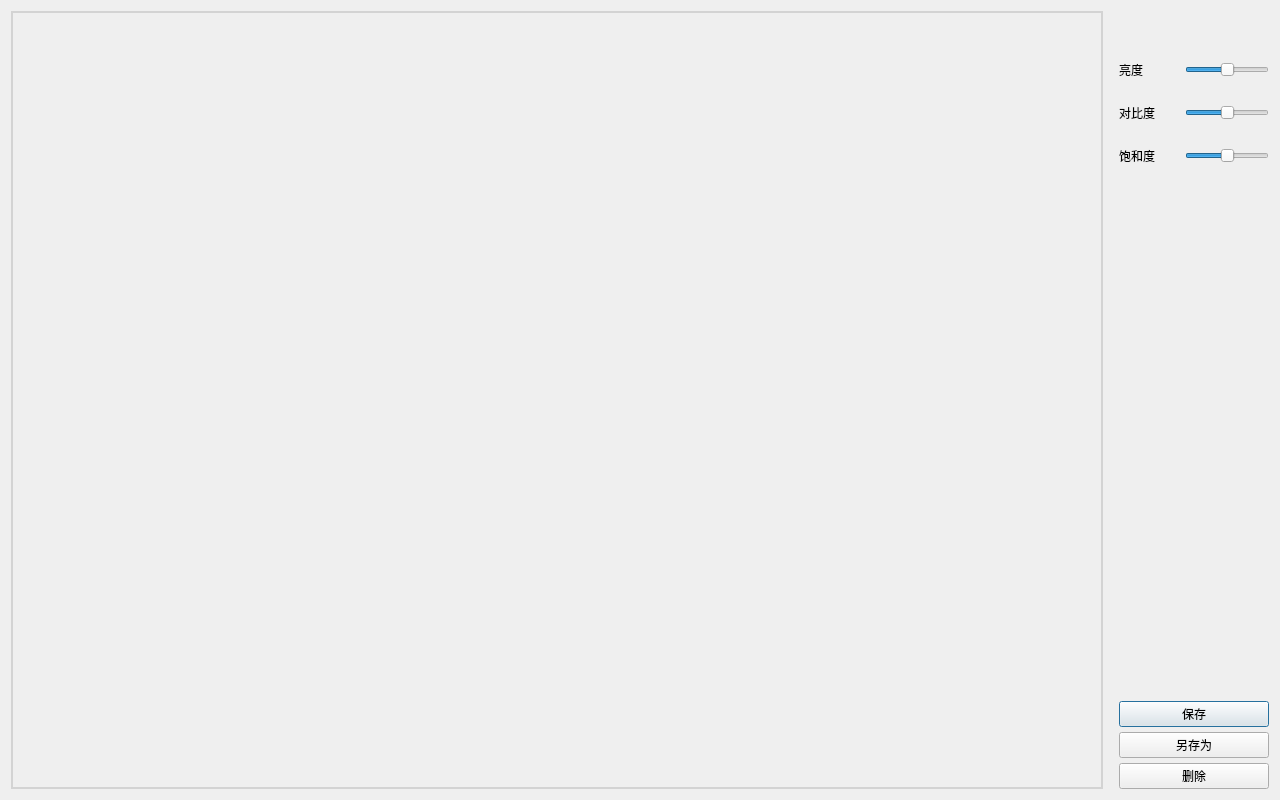
Old version of the form imagepreview.ui in the repository fengxiang1990/ImageManager.
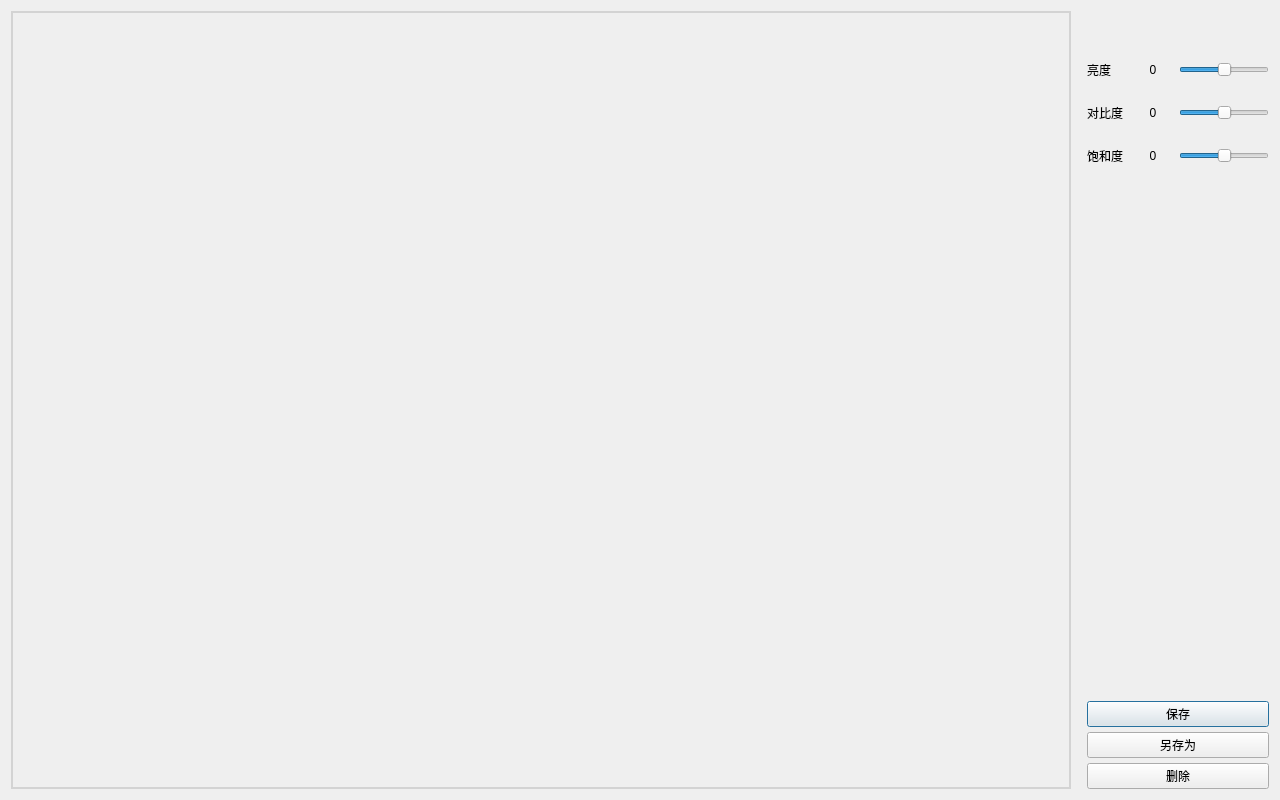
New version of the form.

Commit message: 增加清晰度 曝光度，锐化，色温

```diff
--- a/imagepreview.ui
+++ b/imagepreview.ui
@@ -80,9 +80,15 @@
        </property>
        <item>
         <widget class="QLabel" name="brightnessLabel">
+         <property name="sizePolicy">
+          <sizepolicy hsizetype="Minimum" vsizetype="Preferred">
+           <horstretch>0</horstretch>
+           <verstretch>0</verstretch>
+          </sizepolicy>
+         </property>
          <property name="minimumSize">
           <size>
-           <width>60</width>
+           <width>40</width>
            <height>0</height>
           </size>
          </property>
@@ -94,8 +100,42 @@
          </property>
         </widget>
        </item>
+       <item>
+        <widget class="QLabel" name="brightnessLabelVal">
+         <property name="sizePolicy">
+          <sizepolicy hsizetype="Preferred" vsizetype="Preferred">
+           <horstretch>0</horstretch>
+           <verstretch>0</verstretch>
+          </sizepolicy>
+         </property>
+         <property name="minimumSize">
+          <size>
+           <width>40</width>
+           <height>0</height>
+          </size>
+         </property>
+         <property name="text">
+          <string>0</string>
+         </property>
+         <property name="alignment">
+          <set>Qt::AlignmentFlag::AlignCenter</set>
+         </property>
+        </widget>
+       </item>
        <item>
         <widget class="QSlider" name="brightnessSlider">
+         <property name="sizePolicy">
+          <sizepolicy hsizetype="Minimum" vsizetype="Fixed">
+           <horstretch>0</horstretch>
+           <verstretch>0</verstretch>
+          </sizepolicy>
+         </property>
+         <property name="minimumSize">
+          <size>
+           <width>90</width>
+           <height>0</height>
+          </size>
+         </property>
          <property name="minimum">
           <number>-100</number>
          </property>
@@ -138,9 +178,15 @@
        </property>
        <item>
         <widget class="QLabel" name="contrastLabel">
+         <property name="sizePolicy">
+          <sizepolicy hsizetype="Minimum" vsizetype="Preferred">
+           <horstretch>0</horstretch>
+           <verstretch>0</verstretch>
+          </sizepolicy>
+         </property>
          <property name="minimumSize">
           <size>
-           <width>60</width>
+           <width>40</width>
            <height>0</height>
           </size>
          </property>
@@ -149,8 +195,36 @@
          </property>
         </widget>
        </item>
+       <item>
+        <widget class="QLabel" name="contrastLabelVal">
+         <property name="minimumSize">
+          <size>
+           <width>40</width>
+           <height>0</height>
+          </size>
+         </property>
+         <property name="text">
+          <string>0</string>
+         </property>
+         <property name="alignment">
+          <set>Qt::AlignmentFlag::AlignCenter</set>
+         </property>
+        </widget>
+       </item>
        <item>
         <widget class="QSlider" name="contrastSlider">
+         <property name="sizePolicy">
+          <sizepolicy hsizetype="Minimum" vsizetype="Fixed">
+           <horstretch>0</horstretch>
+           <verstretch>0</verstretch>
+          </sizepolicy>
+         </property>
+         <property name="minimumSize">
+          <size>
+           <width>90</width>
+           <height>0</height>
+          </size>
+         </property>
          <property name="minimum">
           <number>-100</number>
          </property>
@@ -187,9 +261,15 @@
        </property>
        <item>
         <widget class="QLabel" name="saturationLabel">
+         <property name="sizePolicy">
+          <sizepolicy hsizetype="Minimum" vsizetype="Preferred">
+           <horstretch>0</horstretch>
+           <verstretch>0</verstretch>
+          </sizepolicy>
+         </property>
          <property name="minimumSize">
           <size>
-           <width>60</width>
+           <width>40</width>
            <height>0</height>
           </size>
          </property>
@@ -198,8 +278,36 @@
          </property>
         </widget>
        </item>
+       <item>
+        <widget class="QLabel" name="saturationLabelVal">
+         <property name="minimumSize">
+          <size>
+           <width>40</width>
+           <height>0</height>
+          </size>
+         </property>
+         <property name="text">
+          <string>0</string>
+         </property>
+         <property name="alignment">
+          <set>Qt::AlignmentFlag::AlignCenter</set>
+         </property>
+        </widget>
+       </item>
        <item>
         <widget class="QSlider" name="saturationSlider">
+         <property name="sizePolicy">
+          <sizepolicy hsizetype="Minimum" vsizetype="Fixed">
+           <horstretch>0</horstretch>
+           <verstretch>0</verstretch>
+          </sizepolicy>
+         </property>
+         <property name="minimumSize">
+          <size>
+           <width>90</width>
+           <height>0</height>
+          </size>
+         </property>
          <property name="minimum">
           <number>-100</number>
          </property>
```
The commit also changes 2 other files.
